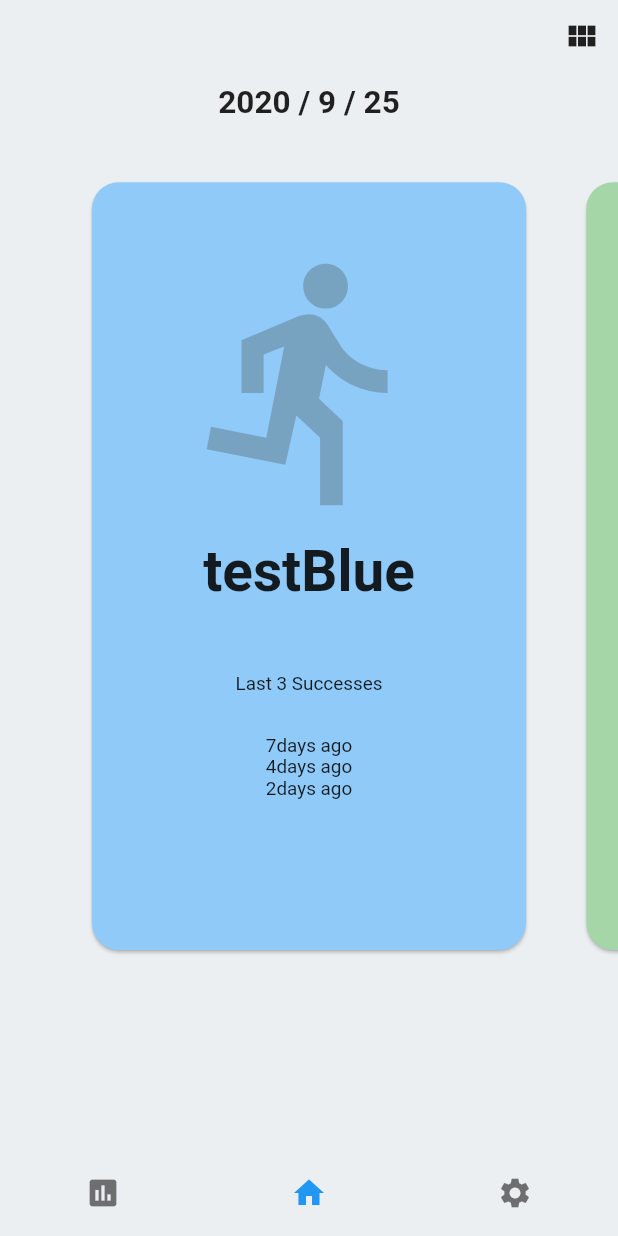
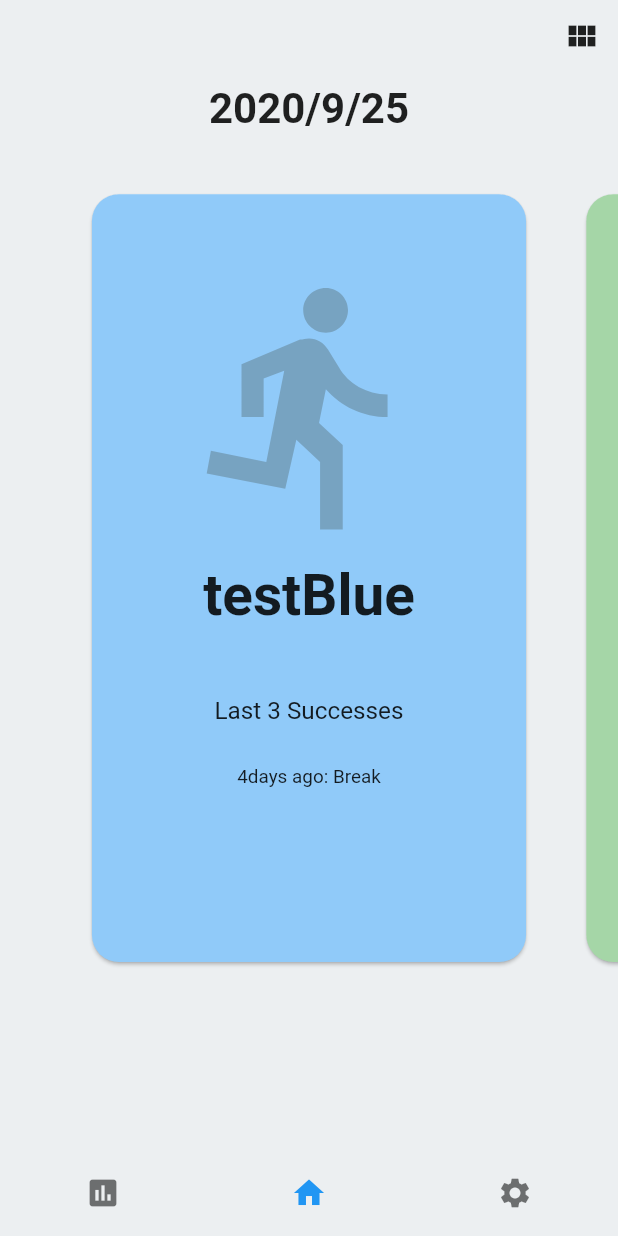
Before and after one commit to kyo-waku/Chobit, a Flutter app: the screen it shows after launch, on a phone screen of 412 x 824 dp. Run offline on Flutter 3.47's test engine with Material 2 defaults, Android fonts, the phone set to English and light mode, and no system bars; missing offline and left inert: flutter_echarts, heatmap_calendar.

Commit message:
入力した記録が残るようにした。Breakを記録するか悩み中。一旦記録するように実装してある。

```diff
--- a/lib/card.dart
+++ b/lib/card.dart
@@ -40,7 +40,7 @@ class _CardWidgetState extends State<CardWidget> {
             child: Text(
               '${dateTimeFormatter(new DateTime.now())}',
               textAlign: TextAlign.center,
-              style: DefaultTextStyle.of(context).style.apply(fontSizeFactor: 1.5, fontWeightDelta: 2),
+              style: TextStyle(fontSize: 28, fontWeight: FontWeight.bold),
             ),
           ),
           _currentCardView,
@@ -233,7 +233,7 @@ class _NewHabitPageState extends State<NewHabitPage> {
                 IconButton(
                   icon: Icon(Icons.check),
                   onPressed: () {
-                    addNewHabit(new Habit(habitNameController.text, selectedContainerColor, selectedIconData));
+                    addNewHabit(new Habit(habitNameController.text, selectedContainerColor, selectedIconData, null));
                     Navigator.of(context).pop();
                   },
                 ),
@@ -321,6 +321,7 @@ class CardHistoryMode extends StatefulWidget {
 }
 
 class _CardHistoryModeState extends State<CardHistoryMode> {
+  final int maxRecents = 3;
   @override
   Widget build(BuildContext context) {
     var tempHabit = MyInherited.of(context, listen: true).habits[widget.index];
@@ -358,11 +359,19 @@ class _CardHistoryModeState extends State<CardHistoryMode> {
                     ),
                   ),
                   SizedBox(height: 50),
-                  Text('Last 3 Successes'),
+                  Text(
+                    'Last ' + maxRecents.toString() + ' Successes',
+                    style: TextStyle(fontSize: 18),
+                  ),
                   SizedBox(height: 30),
-                  Text('7days ago'),
-                  Text('4days ago'),
-                  Text('2days ago'),
+                  for (var i = 0; i < tempHabit.histories.length && i < maxRecents; i++)
+                    Text(
+                      '${DateTime.now().difference(tempHabit.histories[tempHabit.histories.length - i - 1].dateTime).inDays}' +
+                          'days ago' +
+                          ': ' +
+                          '${tempHabit.histories[tempHabit.histories.length - i - 1].score.toString().split('.')[1]}',
+                      style: TextStyle(fontSize: 14),
+                    )
                 ],
               ),
             ),
@@ -402,9 +411,11 @@ class FullPageCard extends StatefulWidget {
 }
 
 class _FullPageCardState extends State<FullPageCard> {
-  int result = 4; // 1: Excellent, 2: Nice, 3: Chobit, 4: Break
+  // Score result = Score.Nan;
   Widget build(BuildContext context) {
     Habit tempHabit = MyInherited.of(context, listen: true).habits[widget.index];
+    Score result = tempHabit.histories.firstWhere((x) => isSameDate(x.dateTime, DateTime.now()), orElse: () => History(DateTime.now(), Score.Nan)).score;
+
     return Scaffold(
       body:
           // ページビューは一旦停止中
@@ -464,9 +475,10 @@ class _FullPageCardState extends State<FullPageCard> {
                               icon: Icon(Icons.brightness_low),
                               iconSize: 50,
                               onPressed: () => setState(() => {
-                                    result = 1,
+                                    result = Score.Excellent,
+                                    MyInherited.of(context, listen: true).newRecord(tempHabit.title, result),
                                   }),
-                              color: result == 1 ? Colors.black : Colors.blueGrey,
+                              color: result == Score.Excellent ? Colors.black : Colors.blueGrey,
                             ),
                             Text(
                               'Excellent',
@@ -480,9 +492,10 @@ class _FullPageCardState extends State<FullPageCard> {
                               icon: Icon(Icons.thumb_up),
                               iconSize: 50,
                               onPressed: () => setState(() => {
-                                    result = 2,
+                                    result = Score.Nice,
+                                    MyInherited.of(context, listen: true).newRecord(tempHabit.title, result),
                                   }),
-                              color: result == 2 ? Colors.black : Colors.blueGrey,
+                              color: result == Score.Nice ? Colors.black : Colors.blueGrey,
                             ),
                             Text(
                               'Nice',
@@ -502,9 +515,10 @@ class _FullPageCardState extends State<FullPageCard> {
                               icon: Icon(Icons.copyright),
                               iconSize: 50,
                               onPressed: () => setState(() => {
-                                    result = 3,
+                                    result = Score.Chobit,
+                                    MyInherited.of(context, listen: true).newRecord(tempHabit.title, result),
                                   }),
-                              color: result == 3 ? Colors.black : Colors.blueGrey,
+                              color: result == Score.Chobit ? Colors.black : Colors.blueGrey,
                             ),
                             Text(
                               'Chobit',
@@ -518,9 +532,10 @@ class _FullPageCardState extends State<FullPageCard> {
                               icon: Icon(Icons.local_cafe),
                               iconSize: 50,
                               onPressed: () => setState(() => {
-                                    result = 4,
+                                    result = Score.Break,
+                                    MyInherited.of(context, listen: true).newRecord(tempHabit.title, result),
                                   }),
-                              color: result == 4 ? Colors.black : Colors.blueGrey,
+                              color: result == Score.Break ? Colors.black : Colors.blueGrey,
                             ),
                             Text(
                               'Break',
--- a/lib/define.dart
+++ b/lib/define.dart
@@ -4,12 +4,25 @@ class Habit {
   String title;
   Color color;
   IconData icon;
+  List<History> histories;
+  Habit(this.title, this.color, this.icon, this.histories);
+}
 
-  Habit(this.title, this.color, this.icon);
+class History {
+  DateTime dateTime;
+  Score score;
+  History(this.dateTime, this.score);
+}
+
+enum Score { Nan, Excellent, Nice, Chobit, Break }
+
+// 便利関数
+bool isSameDate(DateTime src, DateTime trg) {
+  return (src.year == trg.year && src.month == trg.month && src.day == trg.day);
 }
 
 String dateTimeFormatter(DateTime date) {
-  return '${date.year} / ${date.month} / ${date.day}';
+  return '${date.year}/${date.month}/${date.day}';
 }
 
 // 習慣登録用ハイパーパラメーター
@@ -89,16 +102,30 @@ Habit initialHabit = new Habit(
   'testBlue',
   Colors.blue[200],
   Icons.directions_run,
+  initialHistory,
 );
+List<History> initialHistory = [
+  History(DateTime(2020, 9, 20, 12, 34), Score.Break),
+];
 
 Habit initialHabit2 = new Habit(
   'testGreen',
   Colors.green[200],
   Icons.directions_bike,
+  initialHistory2,
 );
-
+List<History> initialHistory2 = [
+  History(DateTime(2020, 9, 20, 12, 34), Score.Break),
+  History(DateTime(2020, 9, 22, 12, 34), Score.Break),
+];
 Habit initialHabit3 = new Habit(
   'testOrange',
   Colors.orange[200],
   Icons.directions_transit,
+  initialHistory3,
 );
+List<History> initialHistory3 = [
+  History(DateTime(2020, 9, 20, 12, 34), Score.Break),
+  History(DateTime(2020, 9, 23, 12, 34), Score.Break),
+  History(DateTime(2020, 9, 24, 12, 34), Score.Break),
+];
```
Also changed, not shown: lib/inheriteds.dart (+9 -0 lines).
